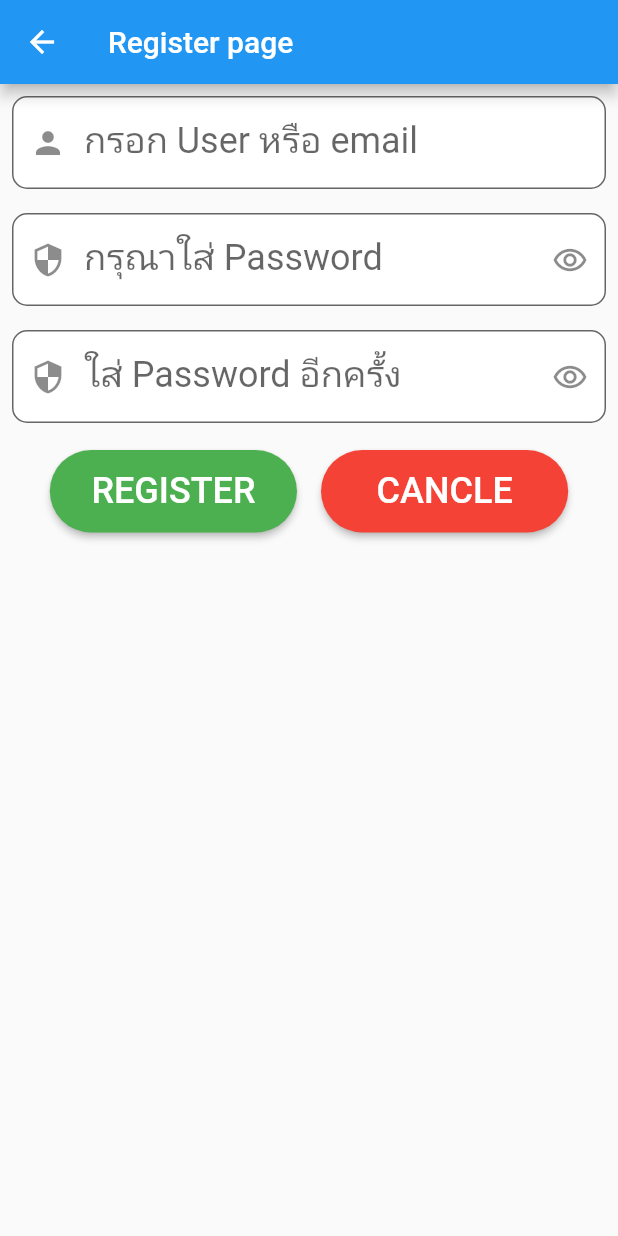
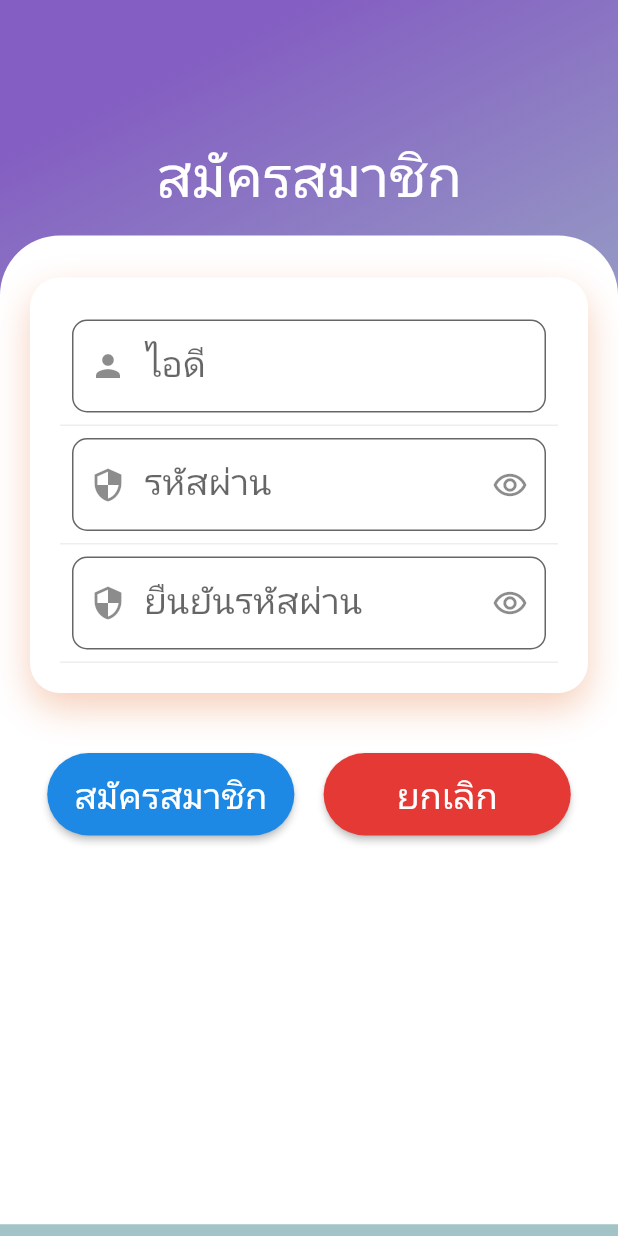
Before and after one commit to Yutthana1/ProjectAppRoad64-main, a Flutter app: the register screen opened directly, on a phone screen of 412 x 824 dp. Run offline on Flutter 3.47's test engine with Material 2 defaults, Android fonts, the light colour scheme and no system bars; our stand-ins replace dio, google_maps_flutter, hexcolor, image_picker, location, shared_preferences; accounts and stored records are empty; Roboto replaces fonts that are missing (kanit).

Commit message:
Update สมัครสมาชิกใหม่

```diff
--- a/lib/Login.dart
+++ b/lib/Login.dart
@@ -192,9 +192,9 @@ class _loginState extends State<login> {
                 borderRadius: BorderRadius.circular(30.0),
               ),
               child: Text(
-                'login'.toUpperCase(),
+                'เข้าสู่ระบบ'.toUpperCase(),
                 style: TextStyle(
-                    fontSize: 24, color: Colors.white, fontFamily: 'kanit'),
+                    fontSize: 22, color: Colors.white, fontFamily: 'kanit'),
               ),
               onPressed: () {
                 if (_userController.text != '' &&
@@ -299,8 +299,13 @@ class _loginState extends State<login> {
         shape: RoundedRectangleBorder(
           borderRadius: BorderRadius.circular(30.0),
         ),
-        child: Text(str,style: TextStyle(color: Colors.white,fontSize: 18,fontWeight: FontWeight.bold),),
-        onPressed: (){},
+        child: Text(str.toUpperCase(),style: TextStyle(color: Colors.white,fontSize: 22,fontWeight: FontWeight.bold),),
+        onPressed: (){ Navigator.push(
+          context,
+          new MaterialPageRoute(
+            builder: (context) => register(),
+          ),
+        );},
       ),
     );
   }
--- a/lib/Register.dart
+++ b/lib/Register.dart
@@ -23,31 +23,115 @@ class _registerState extends State<register> {
   @override
   Widget build(BuildContext context) {
     return Scaffold(
-      appBar: AppBar(
-        title: Text('Register page'),
+      /*appBar: AppBar(
+        title: Text('สมัครสมาชิก'),
+      ),*/
+      body: Container(
+        //margin: EdgeInsets.symmetric(horizontal: 20),
+        decoration: BoxDecoration(
+          gradient: LinearGradient(begin: Alignment.topCenter, colors: [
+            HexColor('#845EC2'),
+            HexColor('#A2C4C6'),
+
+            /*Colors.blue[600],
+            Colors.blue[500],
+            Colors.blue[300],*/
+          ]),
         ),
-      body: SingleChildScrollView(
-        child: Container(
+        child: Column(
+          mainAxisAlignment: MainAxisAlignment.start,
+          children: [
+            SizedBox(height: 80),
+            Padding(
+              padding: EdgeInsets.all(10),
               child: Column(
                 children: [
-              userTextField('กรอก User หรือ email', 'ชื่อผู้ใช้งานหรืออีเมล์'),
-              passWordTextField('กรุณาใส่ Password', 'พาสเวิร์ด'),
-              passWordTextFieldAgian(
-                  'ใส่ Password อีกครั้ง', 'ใส่พาสเวิร์ดอีกครั้ง'),
-              Padding(
-                padding: const EdgeInsets.fromLTRB(0, 10.0, 0, 0),
-                child: Row(
-                  mainAxisAlignment: MainAxisAlignment.center,
+                  Text(
+                    'สมัครสมาชิก',
+                    style: TextStyle(
+                      fontSize: 38,
+                      color: Colors.white,
+                    ),
+                  ),
+                  SizedBox(height: 5),
+                ],
+              ),
+            ),
+            Expanded(
+              child: SingleChildScrollView(
+                child: Container(
+                  height: MediaQuery.of(context).size.height * 0.8,
+                  decoration: BoxDecoration(
+                      color: Colors.white,
+                      borderRadius: BorderRadius.only(
+                          topLeft: Radius.circular(40.0),
+                          topRight: Radius.circular(40.0))),
+                  child: Padding(
+                    padding: EdgeInsets.all(20),
+                    child: Column(
+                      children: [
+                        SizedBox(height: 8),
+                        Container(
+                          padding: EdgeInsets.all(20),
+                          decoration: BoxDecoration(
+                            color: Colors.white,
+                            borderRadius: BorderRadius.circular(20),
+                            boxShadow: [
+                              BoxShadow(
+                                blurRadius: 20, //ขนาดของเงา
+                                offset: Offset(0, 10), //ตำแหน่งแสงและเงา
+                                color: Color.fromRGBO(225, 95, 27, 0.3),
+                              )
+                            ],
+                          ),
+                          child: Column(
+                            children: [
+                              Container(
+                                decoration: BoxDecoration(
+                                    border: Border(
+                                        bottom: BorderSide(
+                                            color: Colors.grey[200]))),
+                                child: userTextField('ไอดี', 'ชื่อผู้ใช้งานหรืออีเมล์'),
+                              ),
+                              Container(
+                                decoration: BoxDecoration(
+                                    border: Border(
+                                        bottom: BorderSide(
+                                            color: Colors.grey[200]))),
+                                child: passWordTextField('รหัสผ่าน', 'รหัสผ่าน'),
+                              ),
+                              Container(
+                                decoration: BoxDecoration(
+                                    border: Border(
+                                        bottom: BorderSide(
+                                            color: Colors.grey[200]))),
+                                child: passWordTextFieldAgian('ยืนยันรหัสผ่าน', 'ใส่รหัสผ่านอีกครั้ง'),
+                              ),
+                            ],
+                          ),
+                        ),
+                        SizedBox(height: 40),
+                        Row(
+                          mainAxisAlignment: MainAxisAlignment.spaceEvenly,
                           children: [
                             registerButton(),
                             cancleButton(),
                           ],
                         ),
+                      ],
                     ),
+                  ),
+                ),
+              ),
+            ),
+            //userTextField('กรอก User หรือ Email', 'ชื่อผู้ใช้งานหรืออีเมล์'),
+            //passWordTextField('กรุณาใส่ Password', 'พาสเวิร์ด'),
+            /*passWordTextFieldAgian(
+                'ใส่ Password อีกครั้ง', 'ใส่พาสเวิร์ดอีกครั้ง'),*/
+
           ],
         ),
         //color: HexColor('#DEDEDE'),
-        ),
       ),
     );
   }
@@ -159,12 +243,12 @@ class _registerState extends State<register> {
             height: 55.0,
             width: MediaQuery.of(context).size.width * .4,
             child: RaisedButton(
-              color: Colors.green,
+              color: Colors.blue[600],
               shape: RoundedRectangleBorder(
                 borderRadius: BorderRadius.circular(30.0),
               ),
               child: Text(
-                'register'.toUpperCase(),
+                'สมัครสมาชิก'.toUpperCase(),
                 style: TextStyle(
                     fontSize: 24, color: Colors.white, fontFamily: 'kanit'),
               ),
@@ -257,12 +341,12 @@ class _registerState extends State<register> {
             height: 55.0,
             width: MediaQuery.of(context).size.width * .4,
             child: RaisedButton(
-                color: Colors.red,
+                color: Colors.red[600],
                 shape: RoundedRectangleBorder(
                   borderRadius: BorderRadius.circular(30.0),
                 ),
                 child: Text(
-                  'Cancle'.toUpperCase(),
+                  'ยกเลิก'.toUpperCase(),
                   style: TextStyle(
                       fontSize: 24, color: Colors.white, fontFamily: 'kanit'),
                 ),
```
Lines whose indentation alone changed are shown as unchanged.
